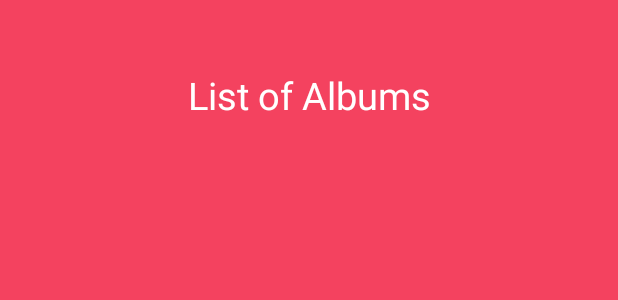
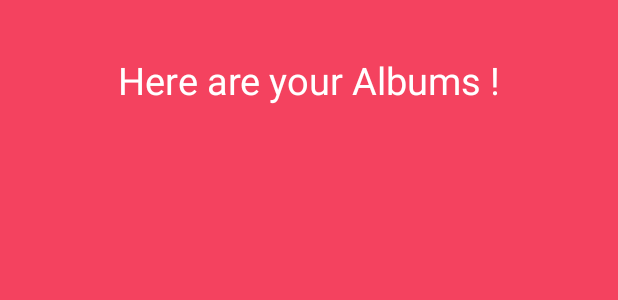
Before and after one commit to MohamedDer/MyPhotos, an Android app: the layout activity_albums.xml on its own in the app's theme, with its tools: preview values and no code run, on a phone screen of 412 x 824 dp. Shown: the top 300 px of the screen. Run offline under Robolectric (Android 15) with nearby library versions, the phone set to English and light mode, and no system bars.

Commit message:
Code improvements -v2.0- :  - Naming changes  - Cleaning

```diff
--- a/app/src/main/res/layout/activity_albums.xml
+++ b/app/src/main/res/layout/activity_albums.xml
@@ -1,6 +1,5 @@
 <?xml version="1.0" encoding="utf-8"?>
 <RelativeLayout xmlns:android="http://schemas.android.com/apk/res/android"
-    xmlns:app="http://schemas.android.com/apk/res-auto"
     xmlns:tools="http://schemas.android.com/tools"
     android:layout_width="match_parent"
     android:layout_height="match_parent"
@@ -8,25 +7,25 @@
     tools:context="derkaoui.coms.facebook.myphotos.AlbumsActivity">
 
     <TextView
-        android:id="@+id/hi_user"
+        android:id="@+id/albums_head"
         android:layout_width="377dp"
         android:layout_height="51dp"
-        android:text="List of Albums"
+        android:layout_alignParentTop="true"
+        android:layout_centerHorizontal="true"
+        android:layout_marginTop="36dp"
+        android:text="@string/albums_head"
         android:textAlignment="center"
         android:textColor="@android:color/white"
         android:textSize="25dp"
         tools:layout_editor_absoluteX="4dp"
-        tools:layout_editor_absoluteY="32dp"
-        android:layout_marginTop="46dp"
-        android:layout_alignParentTop="true"
-        android:layout_centerHorizontal="true" />
+        tools:layout_editor_absoluteY="32dp" />
 
     <GridView
         android:id="@+id/grid"
         android:layout_width="match_parent"
         android:layout_height="match_parent"
-        android:layout_below="@+id/hi_user"
-        android:layout_centerHorizontal="true"
+        android:layout_alignStart="@+id/albums_head"
+        android:layout_below="@+id/albums_head"
         android:columnWidth="100dp"
         android:numColumns="2"
         tools:layout_editor_absoluteX="8dp"
--- a/app/src/main/res/layout/activity_login.xml
+++ b/app/src/main/res/layout/activity_login.xml
@@ -48,8 +48,8 @@
         android:layout_height="wrap_content"
         android:layout_below="@+id/login_button"
         android:layout_centerHorizontal="true"
-        android:layout_marginTop="32dp"
-        android:text="Go to my albums"
+        android:layout_marginTop="46dp"
+        android:text="     Go to my albums    "
         android:textSize="18sp"
         android:textStyle="bold" />
 
--- a/app/src/main/res/values/strings.xml
+++ b/app/src/main/res/values/strings.xml
@@ -2,5 +2,4 @@
     <string name="app_name">My Photos</string>
     <string name="facebook_app_id">302207323537230</string>
     <string name="albums_head"> Here are your Albums ! </string>
-
 </resources>
```
